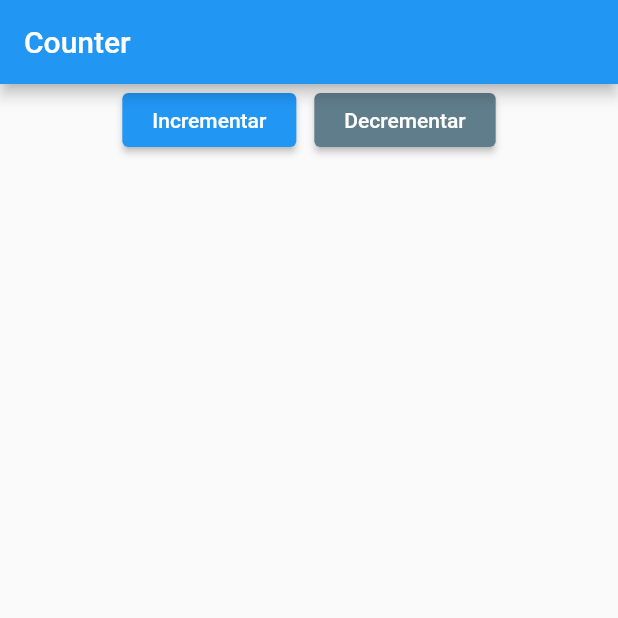
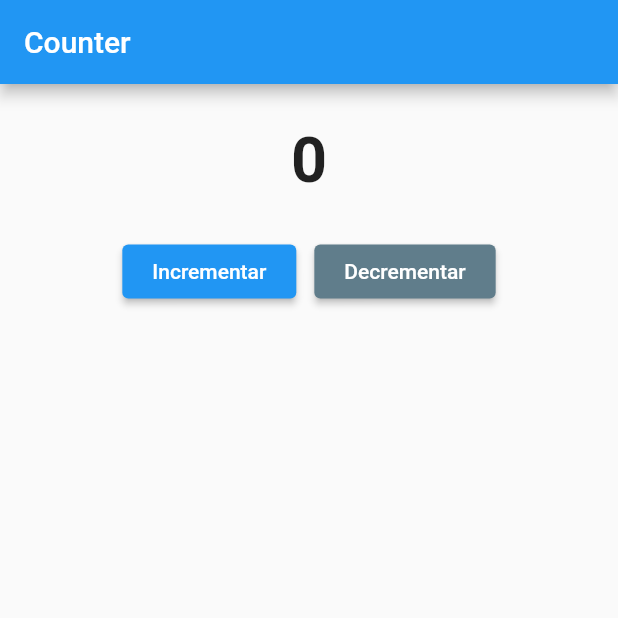
Before and after one commit to fmotamedeiros/flutter, a Flutter app: the screen it shows after launch, on a phone screen of 412 x 824 dp, the top half of it. Run offline on Flutter 3.47's test engine with Material 2 defaults, Android fonts, the phone set to English and light mode, and no system bars.

Commit message:
Adicionando o valor do contador.

```diff
--- a/counter/lib/main.dart
+++ b/counter/lib/main.dart
@@ -29,7 +29,16 @@ class CounterView extends StatelessWidget {
           appBar: AppBar(
             title: const Text('Counter'),
           ),
-        body: Row(
+          body: Column(
+            children: [
+              const Padding(
+                padding: EdgeInsets.all(26),
+                child: Text(
+                  '0',
+                  style: TextStyle(fontWeight: FontWeight.bold, fontSize: 42),
+                ),
+              ),
+              Row(
                 mainAxisAlignment: MainAxisAlignment.center,
                 children: [
                   ElevatedButton(
@@ -48,7 +57,8 @@ class CounterView extends StatelessWidget {
                       child: const Text("Decrementar")),
                 ],
               ),
-      ),
+            ],
+          )),
     );
   }
 }
```
Lines whose indentation alone changed are shown as unchanged.
